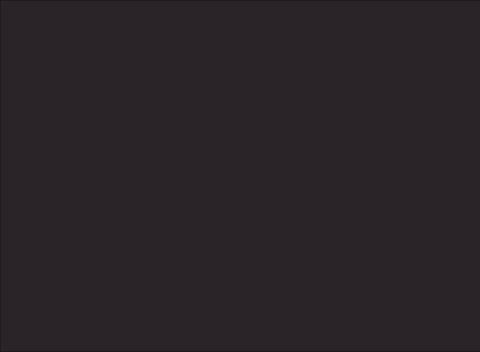
sortedcord/osu-statqt, file Screens/Recent_Tab.ui: the form before one commit; both pictures show x 0 to 480 and y 0 to 352 of the 778 by 352 pixel window.
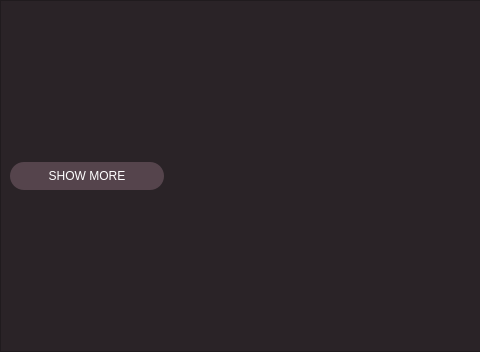
The form after the commit.

Commit message: Added Show More Button

Patch:
```diff
--- a/Screens/Recent_Tab.ui
+++ b/Screens/Recent_Tab.ui
@@ -48,7 +48,27 @@
         <height>350</height>
        </rect>
       </property>
-      <layout class="QVBoxLayout" name="verticalLayout_2"/>
+      <layout class="QVBoxLayout" name="verticalLayout_2">
+       <item>
+        <widget class="QPushButton" name="pushButton">
+         <property name="styleSheet">
+          <string notr="true">QPushButton {
+	background:rgb(85,68,76);
+	border:none;
+	border-radius: 14px;
+	padding: 7px;
+	max-width:140px;
+}
+QPushButton:hover {
+	background: rgb(112,92,101);
+}</string>
+         </property>
+         <property name="text">
+          <string>SHOW MORE</string>
+         </property>
+        </widget>
+       </item>
+      </layout>
      </widget>
     </widget>
    </item>
```
The commit also changes 5 other files.
